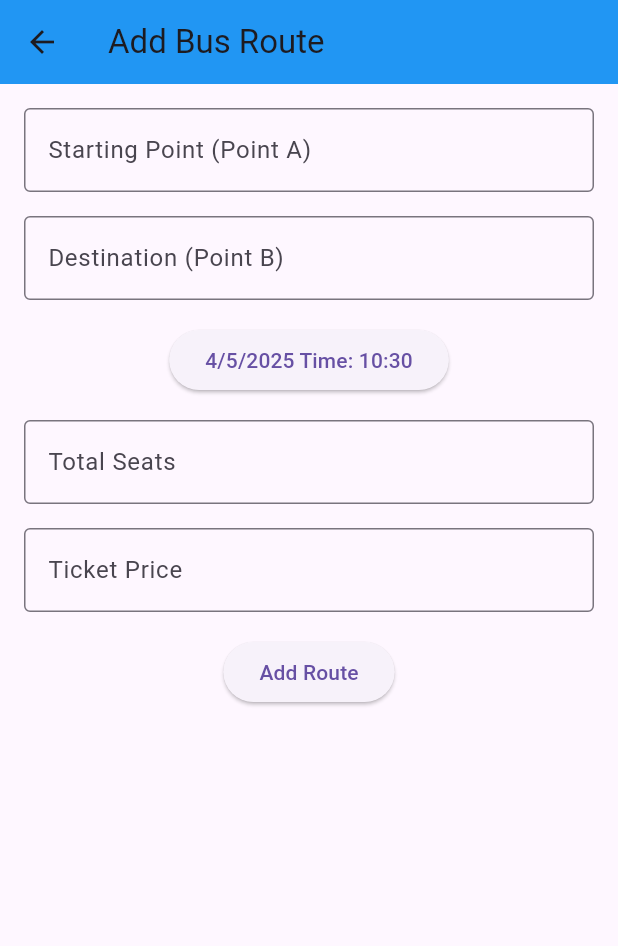
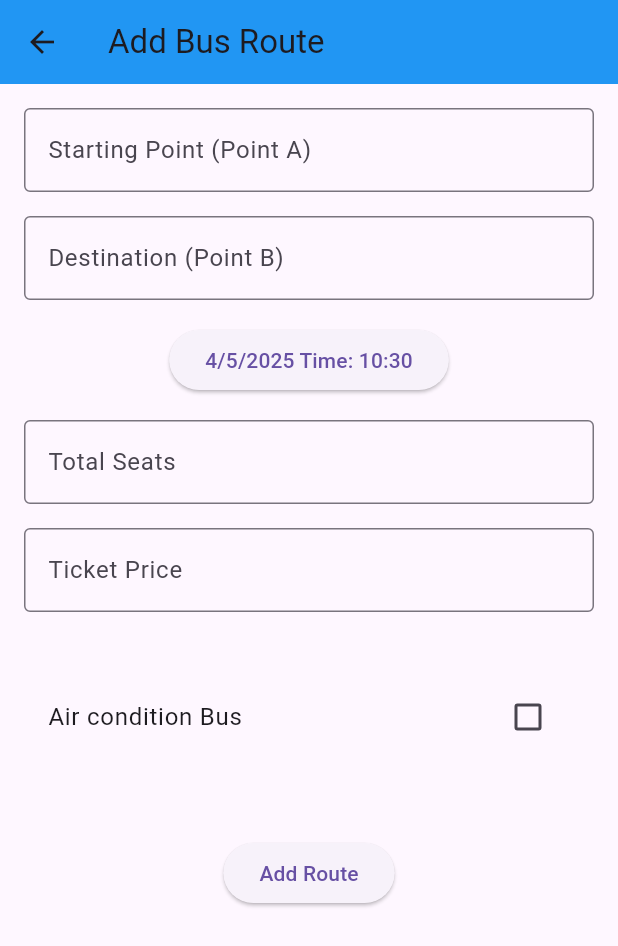
Before and after one commit to argieuwu/paw-patrol-ticketing, a Flutter app: the AddBusRouteScreen screen opened directly, after a tap on "Add Route", on a phone screen of 412 x 824 dp. Shown: the top 946 px of the screen. Run offline on Flutter 3.47's test engine with Material 3 defaults, Android fonts, the light colour scheme and no system bars; our stand-ins replace cloud_firestore, firebase_auth, firebase_core, fluentui_icons, qr_flutter; missing offline and left inert: board_datetime_picker, qr_code_scanner; accounts and stored records are empty.

Commit message:
adding aircon checker and enhancing some code

```diff
--- a/lib/Admin/pages/AddBusRouteScreen.dart
+++ b/lib/Admin/pages/AddBusRouteScreen.dart
@@ -12,6 +12,9 @@ class AddBusRouteScreen extends StatefulWidget {
 
 class _AddBusRouteScreenState extends State<AddBusRouteScreen> {
   DateTime dateTime = DateTime.now();
+
+  bool isAircon = false; //checker aircon bus
+
   final TextEditingController pointAController = TextEditingController();
   final TextEditingController pointBController = TextEditingController();
   final TextEditingController timeController = TextEditingController();
@@ -92,6 +95,17 @@ class _AddBusRouteScreenState extends State<AddBusRouteScreen> {
               ),
               keyboardType: TextInputType.number,
             ),
+            SizedBox(height: 10),
+            CheckboxListTile(
+              title: Text("Air condition Bus"),
+                value: isAircon,
+                onChanged: (bool? value){
+                setState(() {
+                  isAircon = value ?? false;
+                });
+                }
+            ),
+            SizedBox(height: 20),
             ElevatedButton(
               onPressed: () {
                 // Sa Frontend ninyo pwede ramo muhimog function para ani para hinlo
@@ -99,7 +113,10 @@ class _AddBusRouteScreenState extends State<AddBusRouteScreen> {
                     destination: [pointAController.text, pointBController.text],
                     departureTime: dateTime,
                     totalSeats: int.parse(seatsController.text), // Recommend ko na i change ninyo ang int.parse to int.tryparse para ma error handle ninyo if mu butang man ug text ang user sa price
-                    ticketPrice: int.parse(priceController.text),isAircon: true));
+                    ticketPrice: int.parse(priceController.text),
+                    isAircon: isAircon //checker aircon bus
+                ) //
+                );
                 ScaffoldMessenger.of(context).showSnackBar(
                   const SnackBar(content: Text('Bus Route Added (Demo)')),
                 );
```
